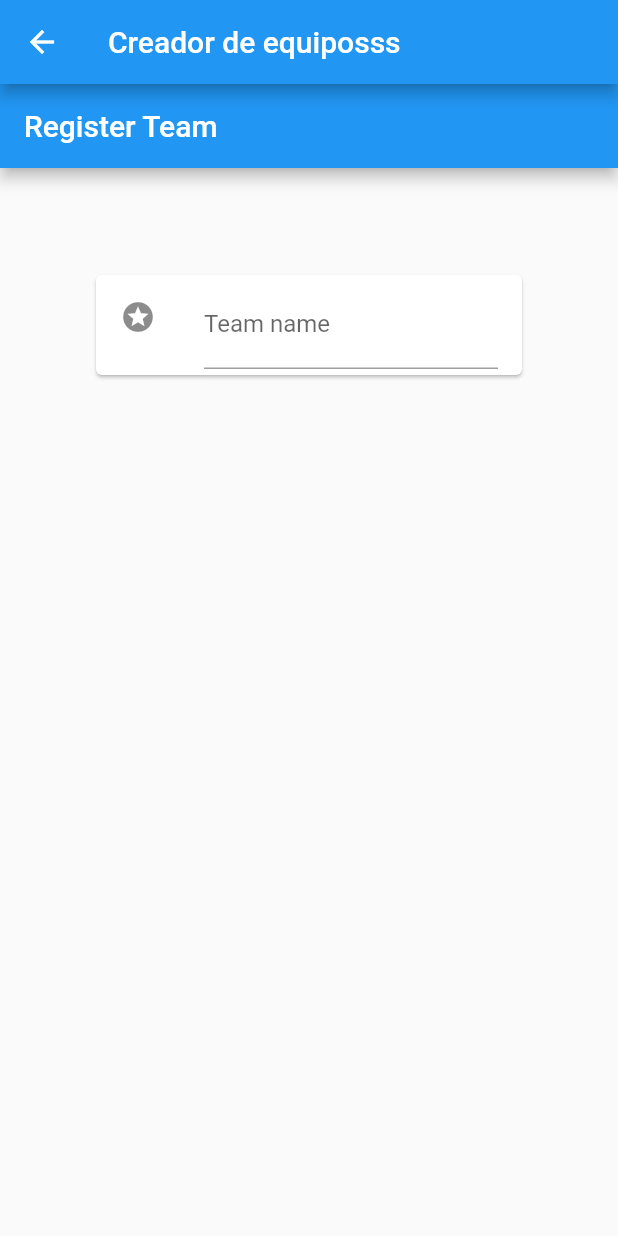
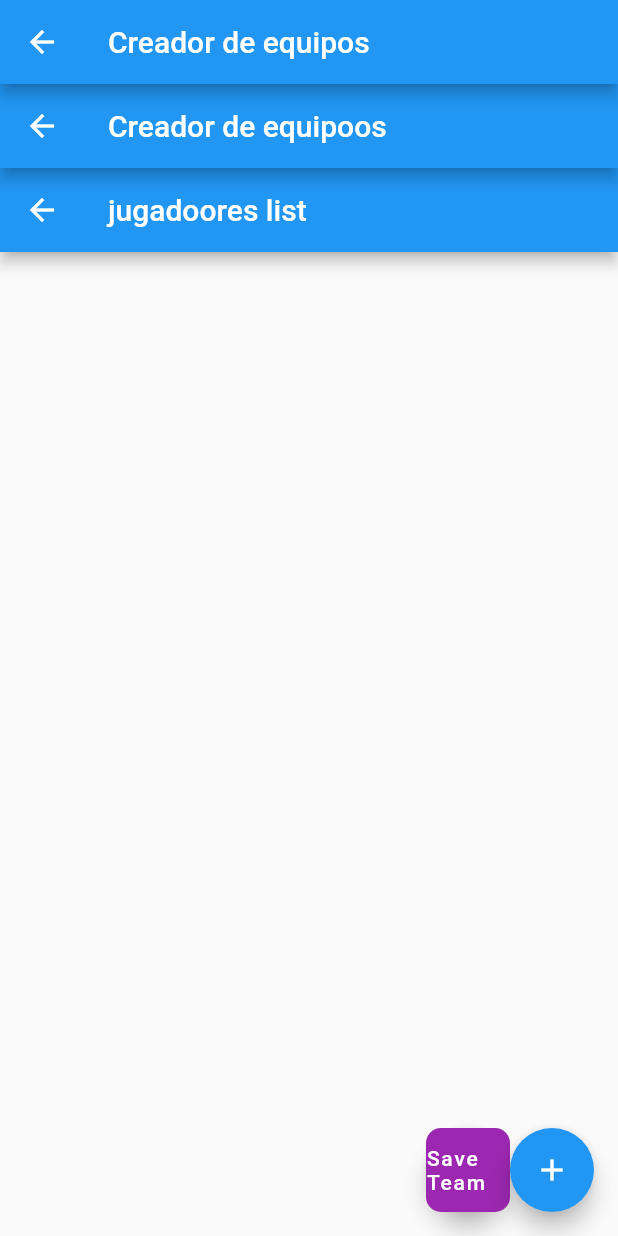
Before and after one commit to ecasanovab/Dr_app_inicial, a Flutter app: the CrearPartido screen opened by its route, on a phone screen of 412 x 824 dp. Run offline on Flutter 3.47's test engine with Material 2 defaults, Android fonts, the phone set to English and light mode, and no system bars.

Commit message:
08062020

```diff
--- /dev/null
+++ b/lib/ListaJugadoresForm.dart
@@ -0,0 +1,169 @@
+import 'package:flutter/material.dart';
+
+import 'Jugador.dart';
+
+class ListaJugadoresForm extends StatefulWidget {
+  @override
+  ListaJugadoresFormState createState() => ListaJugadoresFormState();
+}
+
+class ListaJugadoresFormState extends State<ListaJugadoresForm> {
+  final _playerlist = <Jugador>[];
+  Jugador jugador = Jugador();
+  int count = 1;
+  bool showForm = false;
+
+  void submit2(String _name, int _number) {
+    setState(() {
+      bool showForm = false;
+      _playerlist.add(
+        Jugador(name: _name, number: _number),
+      );
+    });
+  }
+
+  void resetList() {
+    setState(() {});
+  }
+
+  void incrementCounter() {
+    setState(() {
+      bool showForm = true;
+    });
+  }
+
+  Widget _buildlistplayers() {
+    return ListView.builder(
+      padding: const EdgeInsets.all(16),
+      itemCount: _playerlist.length,
+      itemBuilder: (context, item) {
+        //if (item.isOdd) return Divider();
+        final index = item;
+        return _buildRow(_playerlist[index]);
+      },
+    );
+  }
+
+  Widget _buildRow(Jugador Jugador) {
+    int j = Jugador.number;
+
+    return ListTile(
+      title: Text(Jugador.name + ' number: ' + '$j'),
+      trailing: IconButton(
+          icon: Icon(
+            Icons.delete,
+            color: Colors.green,
+          ),
+          onPressed: () {
+            _playerlist.removeWhere((item) => item.number == Jugador.number);
+            resetList();
+          }),
+    );
+  }
+
+  Widget build(BuildContext context) {
+    print(showForm);
+    final formKey2 = GlobalKey<FormState>();
+    String _name;
+    String _number;
+    String numberValidator(String value) {
+      if (value == null) {
+        return null;
+      }
+      final n = num.tryParse(value);
+      if (n >= 100) {
+        return '"$value" is not a valid nuumber';
+      }
+      return null;
+    }
+
+    if (showForm == false) {
+      return Scaffold(
+          appBar: AppBar(
+            title: Text('jugadoores list'),
+          ),
+          body: _buildlistplayers(),
+          floatingActionButton:
+              Row(mainAxisAlignment: MainAxisAlignment.end,
+                  children: [
+                FloatingActionButton(
+                  child: Container(
+                    width: 200,
+                    child:Text('Save Team'),
+                    alignment: Alignment.center,
+                    decoration: BoxDecoration(
+                      shape: BoxShape.rectangle,
+                      borderRadius: BorderRadius.circular(10.0),
+                      color: Colors.purple,
+
+                    ),
+                      ),
+                       onPressed: () => resetList(),
+                      ),
+
+                FloatingActionButton(
+                    child: Icon(
+                      Icons.add,
+                    ),
+                    onPressed: () {
+                      showForm = true;
+                      incrementCounter();
+                    }),
+              ]));
+    } else {
+      return Scaffold(
+          body: SingleChildScrollView(
+            child: Padding(
+              padding: EdgeInsets.all(8.0),
+              child: Form(
+                key: formKey2,
+                child: Column(
+                  mainAxisSize: MainAxisSize.min,
+                  children: <Widget>[
+                    TextFormField(
+                        decoration:
+                            InputDecoration(labelText: 'Name of the player:'),
+                        validator: (input) =>
+                            !input.contains('@') ? 'Not a valid Email' : null,
+                        onSaved: (String input) {
+                          _name = input;
+                        }),
+                    new TextFormField(
+                      decoration:
+                          InputDecoration(labelText: 'Number of the player:'),
+                      keyboardType: TextInputType.number,
+                      validator: numberValidator,
+                      textAlign: TextAlign.left,
+                      onSaved: (input) => _number = input,
+                    ),
+                    Row(
+                      mainAxisAlignment: MainAxisAlignment.end,
+                      children: <Widget>[
+                        Padding(
+                          padding: const EdgeInsets.all(8.0),
+                          child: FloatingActionButton(
+                            onPressed: () {
+                              formKey2.currentState.save();
+                              showForm = false;
+                              submit2(_name, int.parse(_number));
+                            },
+                            child: Text('Submit'),
+                      ),
+                    )
+                  ],
+                )
+              ],
+            ),
+          ),
+        ),
+      ));
+    }
+  }
+}
+
+class Player {
+  String _name;
+  String _number;
+
+  Player(this._name, this._number);
+}
--- a/lib/MultiForm.dart
+++ b/lib/MultiForm.dart
@@ -1,3 +1,8 @@
+import 'package:flutter/material.dart';
+import 'form.dart';
+import 'EmptyState.dart';
+import 'User.dart';
+
 class MultiForm extends StatefulWidget {
   @override
   _MultiFormState createState() => _MultiFormState();
@@ -14,7 +19,7 @@ class _MultiFormState extends State<MultiForm> {
         leading: Icon(
           Icons.wb_cloudy,
         ),
-        title: Text('REGISTER USERS'),
+        title: Text('REGISTER USErRS'),
         actions: <Widget>[
           FlatButton(
             child: Text('Save'),
--- a/lib/RegisterPage.dart
+++ b/lib/RegisterPage.dart
@@ -59,7 +59,8 @@ class _RegisterPageState extends State<RegisterPage> {
                   labelText: 'Team name',
                 ),
                 validator: validateName,
-              )),
+              ),
+          ),
 
         ],
       ),
--- a/lib/User.dart
+++ b/lib/User.dart
@@ -1,6 +1,8 @@
+
+import 'package:flutter/material.dart';
 class User{
-  String name;
+  String fullName;
   String email;
 
-  User({this.name='', this.email=''});
+  User({this.fullName='', this.email=''});
 }
--- a/lib/form.dart
+++ b/lib/form.dart
@@ -1,5 +1,6 @@
 
 import 'package:flutter/material.dart';
+import 'User.dart';
 
 typedef OnDelete();
 
@@ -34,7 +35,7 @@ class _UserFormState extends State<UserForm> {
               AppBar(
                 leading: Icon(Icons.verified_user),
                 elevation: 0,
-                title: Text('User Details'),
+                title: Text('User Detai5ls'),
                 backgroundColor: Theme.of(context).accentColor,
                 centerTitle: true,
                 actions: <Widget>[
--- a/lib/main.dart
+++ b/lib/main.dart
@@ -2,9 +2,13 @@ import 'package:flutter/material.dart';
 import 'package:interfacenavigationapp/RegisterPage.dart';
 import 'package:flutter/foundation.dart';
 import 'dart:io';
+import 'MultiForm.dart';
 import 'RegisterPage.dart';
 import 'CrearEquipo.dart';
 import 'CrearEquipo2.dart';
+import 'User.dart';
+import 'ListaJugadoresForm.dart';
+
 void main() => runApp(MyApp());
 
 class MyApp extends StatelessWidget {
@@ -12,7 +16,7 @@ class MyApp extends StatelessWidget {
   @override
   Widget build(BuildContext context) {
     return MaterialApp(
-      title: 'Flutter Demo',
+      title: 'Flutter De0mo',
       theme: ThemeData(
         // This is the theme of your application.
         primarySwatch: Colors.blue,
@@ -25,6 +29,7 @@ class MyApp extends StatelessWidget {
         "/crearequipo": (BuildContext context) => CrearEquipo(),
         "/crearpartido": (BuildContext context) => CrearPartido(),
         "/crearjugador": (BuildContext context) => CrearJugador(),
+        "/editarjugador": (BuildContext context) => ListaJugadoresForm(),
       },
       home: Inicio(),
     );
@@ -36,10 +41,10 @@ class Equipo extends StatelessWidget {
   Widget build(BuildContext context) {
     return new Scaffold(
       appBar: AppBar(
-        title: new Text("Equipos"),
+        title: new Text("Equipoos"),
       ),
       body: Center(
-        child: Text("Team Section"),
+        child: Text("Team Sectionn"),
       ),
       backgroundColor: Colors.blueGrey.shade200,
       floatingActionButton: FloatingActionButton(
@@ -57,7 +62,21 @@ class CrearEquipo extends StatelessWidget {
   Widget build(BuildContext context) {
     return new Scaffold(
       appBar: AppBar(
-        title: new Text("Creador de equipos"),
+        title: new Text("Creador de equipoos"),
+      ),
+      body: Center(
+        child: ListaJugadoresForm(),
+      ),
+    );
+  }
+}
+
+class ListaJugadores extends StatelessWidget {
+  @override
+  Widget build(BuildContext context) {
+    return new Scaffold(
+      appBar: AppBar(
+        title: new Text("Creador de equipoos"),
       ),
       body: Center(
         child: MyCustomForm(),
@@ -71,10 +90,10 @@ class CrearPartido extends StatelessWidget {
   Widget build(BuildContext context) {
     return new Scaffold(
       appBar: AppBar(
-        title: new Text("Creador de equiposss"),
+        title: new Text("Creador de equipos"),
       ),
       body: Center(
-        child: RegisterPage(),
+        child: CrearEquipo(),
       ),
     );
   }
@@ -85,7 +104,7 @@ class CrearJugador extends StatelessWidget {
   Widget build(BuildContext context) {
     return new Scaffold(
       appBar: AppBar(
-        title: new Text("Creador de equiposss"),
+        title: new Text("Creador de equiposs"),
       ),
       body: Center(
         child: CrearEquipo2(),
@@ -94,9 +113,6 @@ class CrearJugador extends StatelessWidget {
   }
 }
 
-
-
-
 // Define un widget de formulario personalizado
 class MyCustomForm extends StatefulWidget {
   @override
@@ -104,12 +120,14 @@ class MyCustomForm extends StatefulWidget {
     return MyCustomFormState();
   }
 }
+
 formItemsDesign(icon, item) {
   return Padding(
     padding: EdgeInsets.symmetric(vertical: 7),
     child: Card(child: ListTile(leading: Icon(icon), title: item)),
   );
 }
+
 // Define una clase de estado correspondiente. Esta clase contendrá los datos
 // relacionados con el formulario.
 class MyCustomFormState extends State<MyCustomForm> {
@@ -226,7 +244,7 @@ class Jugador extends StatelessWidget {
         title: new Text("Jugadores"),
       ),
       body: Center(
-        child: Text("Players Section"),
+        child: Text("Players Sectionn"),
       ),
       backgroundColor: Colors.blueGrey.shade200,
       floatingActionButton: FloatingActionButton(
```
Also changed, not shown: lib/CrearEquipo2.dart (+85 -36 lines), lib/EmptyState.dart (added, +30 -0 lines), lib/Jugador.dart (+13 -0 lines).
